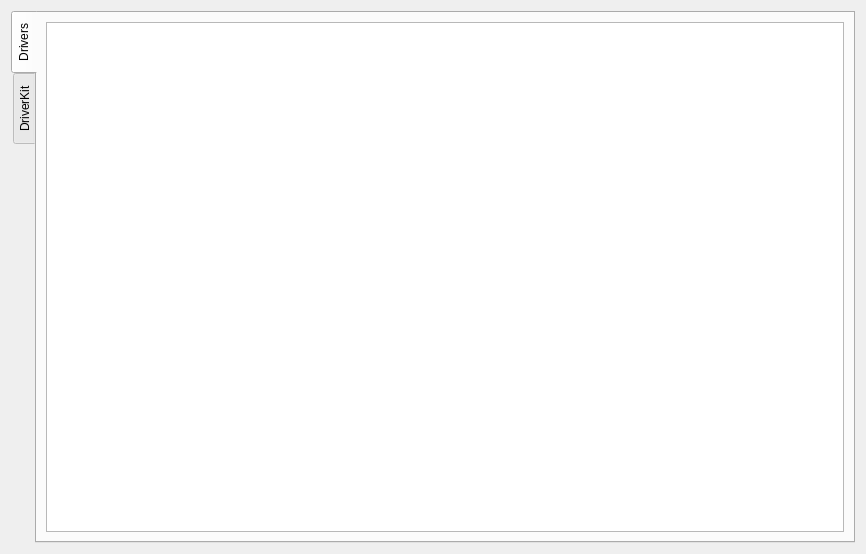
Qt form src/OpenArk/ui/kernel.ui (BlackINT3/OpenArk) before a commit.
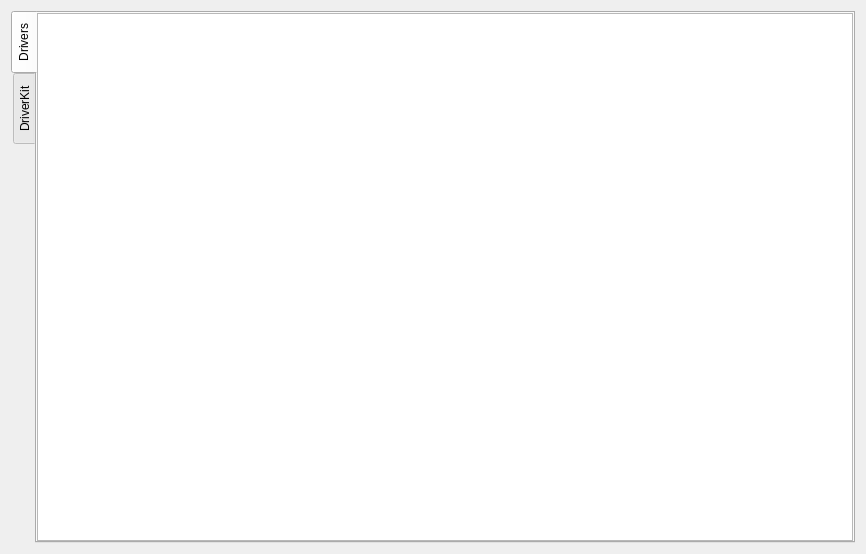
The same form after that commit. The open tabs and pages were chosen to show the change.

```diff
--- a/src/OpenArk/ui/kernel.ui
+++ b/src/OpenArk/ui/kernel.ui
@@ -33,6 +33,18 @@
        <string>Drivers</string>
       </attribute>
       <layout class="QVBoxLayout" name="verticalLayout_5">
+       <property name="leftMargin">
+        <number>0</number>
+       </property>
+       <property name="topMargin">
+        <number>0</number>
+       </property>
+       <property name="rightMargin">
+        <number>0</number>
+       </property>
+       <property name="bottomMargin">
+        <number>0</number>
+       </property>
        <item>
         <layout class="QVBoxLayout" name="verticalLayout_4">
          <item>
```
Left out of the diff: 2 changed lines with no effect on the pictures.
